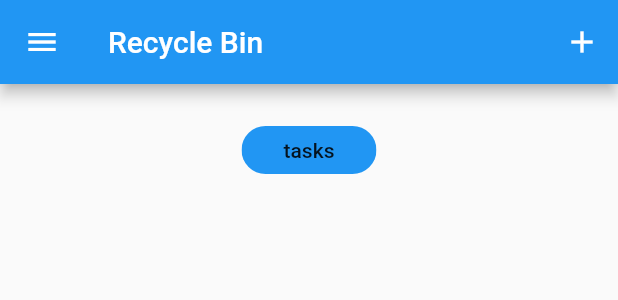
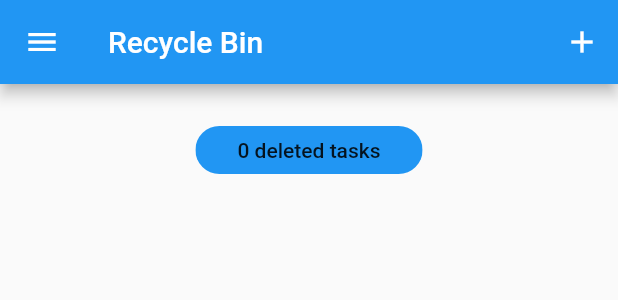
Before and after one commit to georgetacanisag/tasks_app_bloc_flutter, a Flutter app: the AppDrawer widget shown alone on an empty page, opened directly, after a tap on "Bin", on a phone screen of 412 x 824 dp. Shown: the top 300 px of the screen. Run offline on Flutter 3.47's test engine with Material 2 defaults, Android fonts, the phone set to English and light mode, and no system bars; our stand-ins replace equatable, flutter_bloc, hydrated_bloc.

Commit message:
recycle bin bloc events added

```diff
--- a/lib/blocs/tasks/tasks_event.dart
+++ b/lib/blocs/tasks/tasks_event.dart
@@ -33,3 +33,13 @@ class DeleteTaskEvent extends TasksEvent {
   @override
   List<Object> get props => [task];
 }
+
+//Delete task
+class RemoveTaskEvent extends TasksEvent {
+  final Task task;
+
+  const RemoveTaskEvent({required this.task});
+
+  @override
+  List<Object> get props => [task];
+}
--- a/lib/blocs/tasks/tasks_state.dart
+++ b/lib/blocs/tasks/tasks_state.dart
@@ -4,23 +4,29 @@ part of 'tasks_bloc.dart';
 
 class TasksState extends Equatable {
   final List<Task> allTasks;
+  final List<Task> removedTasks;
 
   const TasksState({
     this.allTasks = const <Task>[],
+    this.removedTasks = const <Task>[],
   });
 
   @override
-  List<Object> get props => [allTasks];
+  List<Object> get props => [allTasks, removedTasks];
 
   Map<String, dynamic> toMap() {
     return <String, dynamic>{
       'allTasks': allTasks.map((x) => x.toMap()).toList(),
+      'removedTasks': removedTasks.map((x) => x.toMap()).toList(),
     };
   }
 
   factory TasksState.fromMap(Map<String, dynamic> map) {
     return TasksState(
-      allTasks: List<Task>.from((map['allTasks']
+      allTasks: List<Task>.from(
+        (map['allTasks']?.map((x) => Task.fromMap(x as Map<String, dynamic>))),
+      ),
+      removedTasks: List<Task>.from((map['removedTasks']
           ?.map((x) => Task.fromMap(x as Map<String, dynamic>)))),
     );
   }
--- a/lib/screens/recycle_bin_screen.dart
+++ b/lib/screens/recycle_bin_screen.dart
@@ -1,6 +1,7 @@
 import 'package:flutter/material.dart';
 import 'package:tasks_app_bloc_flutter/widgets/app_drawer.dart';
 
+import '../blocs/bloc_exports.dart';
 import '../widgets/tasks_list.dart';
 
 class RecycleBinScreen extends StatelessWidget {
@@ -10,6 +11,8 @@ class RecycleBinScreen extends StatelessWidget {
 
   @override
   Widget build(BuildContext context) {
+    return BlocBuilder<TasksBloc, TasksState>(
+      builder: (context, state) {
         return Scaffold(
           appBar: AppBar(
             title: const Text('Recycle Bin'),
@@ -24,25 +27,28 @@ class RecycleBinScreen extends StatelessWidget {
           body: SingleChildScrollView(
             child: Column(
               crossAxisAlignment: CrossAxisAlignment.center,
-          children: const [
+              children: [
                 Padding(
-              padding: EdgeInsets.symmetric(
+                  padding: const EdgeInsets.symmetric(
                     vertical: 20,
                   ),
                   child: Center(
                     child: Chip(
                       backgroundColor: Colors.blue,
-                  padding: EdgeInsets.symmetric(vertical: 5, horizontal: 20),
+                      padding: const EdgeInsets.symmetric(
+                          vertical: 5, horizontal: 20),
                       label: Text(
-                    'tasks',
+                        '${state.removedTasks.length} deleted tasks',
                       ),
                     ),
                   ),
                 ),
-            TasksList(taskList: []),
+                TasksList(taskList: state.removedTasks),
               ],
             ),
           ),
         );
+      },
+    );
   }
 }
--- a/lib/widgets/app_drawer.dart
+++ b/lib/widgets/app_drawer.dart
@@ -40,14 +40,18 @@ class AppDrawer extends StatelessWidget {
               },
             ),
             const Divider(),
-            GestureDetector(
-              onTap: (() =>
-                  Navigator.of(context).pushNamed(RecycleBinScreen.id)),
-              child: const ListTile(
-                leading: Icon(Icons.delete),
-                title: Text("Bin"),
-                trailing: Text("0"),
-              ),
+            BlocBuilder<TasksBloc, TasksState>(
+              builder: (context, state) {
+                return GestureDetector(
+                  onTap: (() =>
+                      Navigator.of(context).pushNamed(RecycleBinScreen.id)),
+                  child: ListTile(
+                    leading: const Icon(Icons.delete),
+                    title: const Text("Bin"),
+                    trailing: Text("${state.removedTasks.length}"),
+                  ),
+                );
+              },
             )
           ],
         ),
```
Also changed, not shown: lib/blocs/tasks/tasks_bloc.dart (+20 -5 lines), lib/widgets/task_tile.dart (+5 -2 lines). Lines whose indentation alone changed are shown as unchanged.
